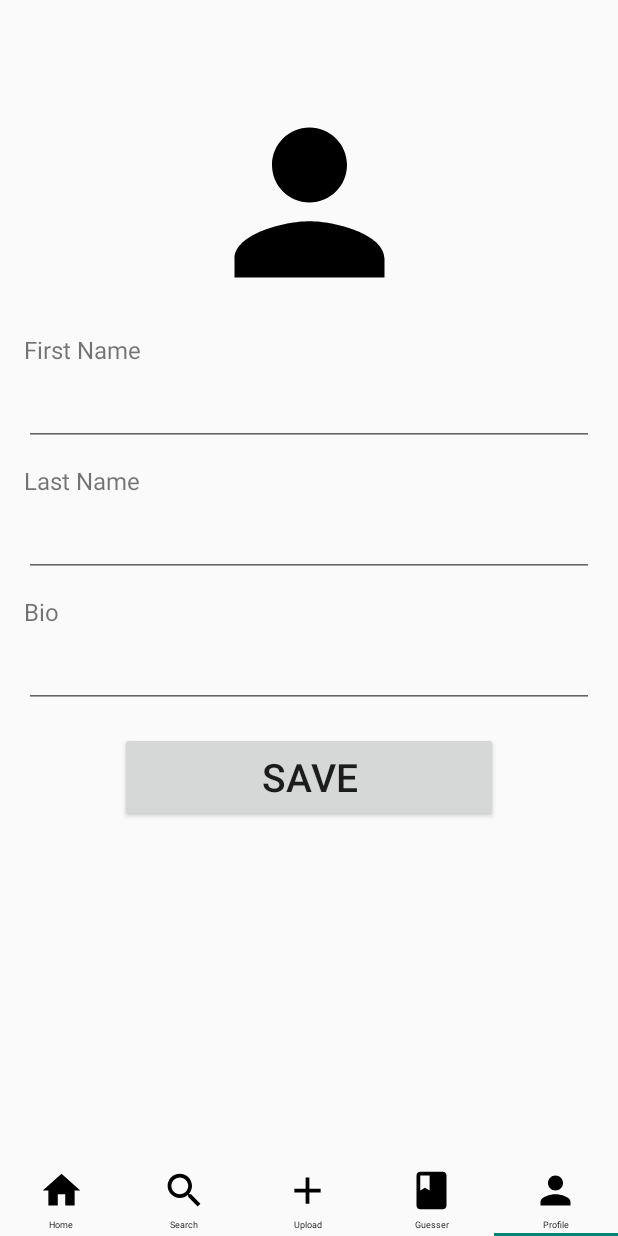
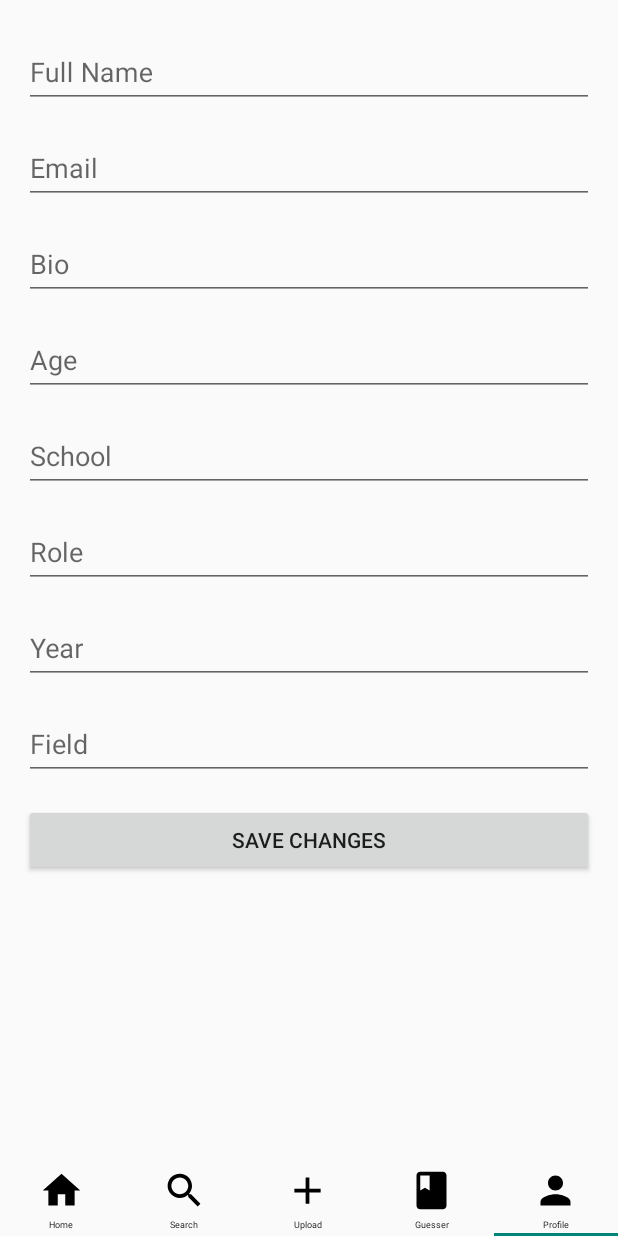
Before and after one commit to bperdija/Cell-Identifier, an Android app built with Jetpack Compose: the HomeFragment screen opened directly, with no data from a screen before it, item 5 of the bottom bar chosen, on a phone screen of 412 x 824 dp. Run offline under Robolectric (Android 15) with nearby library versions, the phone set to English and light mode, and no system bars; our stand-ins replace Firebase (no records; nobody signed in at launch, a user with empty details on screens opened directly); 9 statements that could not run were skipped.

Commit message:
user can now add in their profile information upon sign up and they can view their profile information within the app

```diff
--- a/app/src/main/java/com/example/cell_identifier/ProfileFragment.kt
+++ b/app/src/main/java/com/example/cell_identifier/ProfileFragment.kt
@@ -10,8 +10,11 @@ import android.widget.TextView
 import android.widget.Toast
 import androidx.fragment.app.Fragment
 import com.google.firebase.auth.FirebaseAuth
+import com.google.firebase.database.DataSnapshot
+import com.google.firebase.database.DatabaseError
 import com.google.firebase.database.DatabaseReference
 import com.google.firebase.database.FirebaseDatabase
+import com.google.firebase.database.ValueEventListener
 import com.google.firebase.storage.FirebaseStorage
 import com.google.firebase.storage.StorageReference
 
@@ -25,7 +28,18 @@ class ProfileFragment : Fragment() {
     private lateinit var saveButton: Button
     private lateinit var fName: TextView
     private lateinit var lName: TextView
+
+    private lateinit var fullName: TextView
+    private lateinit var email: TextView
     private lateinit var bio: TextView
+    private lateinit var age: TextView
+    private lateinit var school: TextView
+    private lateinit var role: TextView
+    private lateinit var year: TextView
+    private lateinit var field: TextView
+
+    private lateinit var uid: String
+    private lateinit var user: User
 
     override fun onCreateView(
         inflater: LayoutInflater, container: ViewGroup?,
@@ -33,18 +47,26 @@ class ProfileFragment : Fragment() {
     ): View {
         val view = inflater.inflate(R.layout.fragment_profile, container, false)
 
+        fullName = view.findViewById(R.id.fullNameEt)
+        email = view.findViewById(R.id.emailEt)
+        bio = view.findViewById(R.id.bioEt)
+        age = view.findViewById(R.id.ageEt)
+        school = view.findViewById(R.id.schoolEt)
+        role = view.findViewById(R.id.roleEt)
+        year = view.findViewById(R.id.yearEt)
+        field = view.findViewById(R.id.fieldEt)
+        saveButton = view.findViewById(R.id.submit_button)
+
         // Initialize Firebase Auth, Database, etc.
         auth = FirebaseAuth.getInstance()
-        val uid = auth.currentUser?.uid
+        uid = auth.currentUser?.uid.toString()
         databaseReference = FirebaseDatabase.getInstance().getReference("Users")
-
-        saveButton = view.findViewById(R.id.saveBtn)
-        fName = view.findViewById(R.id.etFirstName)
-        lName = view.findViewById(R.id.etLastName)
-        bio = view.findViewById(R.id.etBio)
+        if (uid.isNotEmpty()) {
+            getUserData()
+        }
 
         saveButton.setOnClickListener {
-            //saveProfile(uid)
+            //updateProfile(uid)
         }
 
         // Set default image URI
@@ -53,22 +75,52 @@ class ProfileFragment : Fragment() {
         return view
     }
 
-//    private fun saveProfile(uid: String?) {
-//        val firstName = fName.text.toString()
-//        val lastName = lName.text.toString()
-//        val bio = bio.text.toString()
-//
-//        val user = User(firstName, lastName, bio, age, school, role, year, field)
-//        if (uid != null) {
-//            databaseReference.child(uid).setValue(user).addOnCompleteListener {
-//                if (it.isSuccessful) {
-//                    uploadProfilePic()
-//                } else {
-//                    Toast.makeText(context, "Failed to update profile", Toast.LENGTH_SHORT).show()
-//                }
-//            }
-//        }
-//    }
+    private fun getUserData() {
+        databaseReference.child(uid).addValueEventListener(object: ValueEventListener {
+            override fun onDataChange(snapshot: DataSnapshot) {
+
+                user = snapshot.getValue(User::class.java)!!
+                fullName.setText(user.firstName + " " + user.lastName)
+                email.setText(user.email )
+                bio.setText(user.bio )
+                age.setText(user.age.toString() )
+                school.setText(user.school )
+                role.setText(user.role )
+                year.setText(user.year.toString() )
+                field.setText(user.field )
+
+            }
+
+            override fun onCancelled(error: DatabaseError) {
+                TODO("Not yet implemented")
+            }
+
+        })
+    }
+
+    private fun updateProfile(uid: String?) {
+        val firstName = fName.text.toString()
+        val lastName = lName.text.toString()
+        val email = email.text.toString()
+        val bio = bio.text.toString()
+        val age = age.text.toString().toIntOrNull() ?: 0
+        val school = school.text.toString()
+        val role = role.text.toString()
+        val year = year.text.toString().toIntOrNull() ?: 0
+        val field = field.text.toString()
+
+
+        val user = User(firstName, lastName, email, bio, age, school, role, year, field)
+        if (uid != null) {
+            databaseReference.child(uid).setValue(user).addOnCompleteListener {
+                if (it.isSuccessful) {
+                    uploadProfilePic()
+                } else {
+                    Toast.makeText(context, "Failed to update profile", Toast.LENGTH_SHORT).show()
+                }
+            }
+        }
+    }
 
     private fun uploadProfilePic() {
         storageReference = FirebaseStorage.getInstance().getReference("Users/${auth.currentUser?.uid}")
--- a/app/src/main/java/com/example/cell_identifier/User.kt
+++ b/app/src/main/java/com/example/cell_identifier/User.kt
@@ -1,3 +1,13 @@
 package com.example.cell_identifier
 
-data class User(var firstName: String, var lastName: String,var email: String, var bio: String, var age: Int, var school: String, var role: String, var year: Int, var field: String)
+data class User(
+    var firstName: String = "",
+    var lastName: String = "",
+    var email: String = "",
+    var bio: String = "",
+    var age: Int = 0,
+    var school: String = "",
+    var role: String = "",
+    var year: Int = 0,
+    var field: String = ""
+)
--- a/app/src/main/res/layout/fragment_profile.xml
+++ b/app/src/main/res/layout/fragment_profile.xml
@@ -1,102 +1,170 @@
 <?xml version="1.0" encoding="utf-8"?>
-<androidx.constraintlayout.widget.ConstraintLayout xmlns:android="http://schemas.android.com/apk/res/android"
+<ScrollView xmlns:android="http://schemas.android.com/apk/res/android"
+    android:layout_width="match_parent"
+    android:layout_height="match_parent"
+    android:fillViewport="true">
+
+    <androidx.constraintlayout.widget.ConstraintLayout
         xmlns:app="http://schemas.android.com/apk/res-auto"
         xmlns:tools="http://schemas.android.com/tools"
         android:layout_width="match_parent"
-    android:layout_height="match_parent"
+        android:layout_height="wrap_content"
         tools:context=".ProfileFragment">
 
-    <de.hdodenhof.circleimageview.CircleImageView
-        android:id="@+id/profile_image"
-        android:layout_width="150dp"
-        android:layout_height="150dp"
-        android:layout_marginTop="60dp"
-        android:src="@drawable/ic_person"
-        app:civ_border_color="#FF000000"
-        app:layout_constraintEnd_toEndOf="parent"
-        app:layout_constraintHorizontal_bias="0.5"
+        <!-- Full Name Field -->
+        <com.google.android.material.textfield.TextInputLayout
+            android:id="@+id/fullNameLayout"
+            android:layout_width="0dp"
+            android:layout_height="wrap_content"
+            android:layout_marginTop="16dp"
+            android:layout_marginHorizontal="16dp"
+            app:layout_constraintTop_toTopOf="parent"
             app:layout_constraintStart_toStartOf="parent"
-        app:layout_constraintTop_toTopOf="parent" />
+            app:layout_constraintEnd_toEndOf="parent">
+            <com.google.android.material.textfield.TextInputEditText
+                android:id="@+id/fullNameEt"
+                android:layout_width="match_parent"
+                android:layout_height="wrap_content"
+                android:hint="Full Name"
+                android:inputType="textPersonName" />
+        </com.google.android.material.textfield.TextInputLayout>
 
 
-    <TextView
-        android:id="@+id/tvFirstName"
-        android:layout_width="wrap_content"
+        <!-- email Field -->
+        <com.google.android.material.textfield.TextInputLayout
+            android:id="@+id/emailLayout"
+            android:layout_width="0dp"
             android:layout_height="wrap_content"
-        android:layout_marginStart="16dp"
-        android:layout_marginTop="12dp"
-        android:text="First Name"
-        android:textSize="16dp"
+            android:layout_marginTop="8dp"
+            android:layout_marginHorizontal="16dp"
+            app:layout_constraintTop_toBottomOf="@id/fullNameLayout"
             app:layout_constraintStart_toStartOf="parent"
-        app:layout_constraintTop_toBottomOf="@+id/profile_image" />
-
-    <EditText
-        android:id="@+id/etFirstName"
+            app:layout_constraintEnd_toEndOf="parent">
+            <com.google.android.material.textfield.TextInputEditText
+                android:id="@+id/emailEt"
                 android:layout_width="match_parent"
                 android:layout_height="wrap_content"
+                android:hint="Email"
+                android:inputType="textEmailAddress" />
+        </com.google.android.material.textfield.TextInputLayout>
+
+        <!-- Bio Field -->
+        <com.google.android.material.textfield.TextInputLayout
+            android:id="@+id/bioLayout"
+            android:layout_width="0dp"
+            android:layout_height="wrap_content"
+            android:layout_marginTop="8dp"
             android:layout_marginHorizontal="16dp"
-        android:layout_marginTop="8dp"
-        app:layout_constraintEnd_toEndOf="parent"
-        app:layout_constraintHorizontal_bias="0.5"
+            app:layout_constraintTop_toBottomOf="@id/emailLayout"
             app:layout_constraintStart_toStartOf="parent"
-        app:layout_constraintTop_toBottomOf="@+id/tvFirstName" />
-
-    <TextView
-        android:id="@+id/tvLastName"
-        android:layout_width="wrap_content"
-        android:layout_height="wrap_content"
-        android:layout_marginStart="16dp"
-        android:layout_marginTop="12dp"
-        android:text="Last Name"
-        android:textSize="16dp"
-        app:layout_constraintStart_toStartOf="parent"
-        app:layout_constraintTop_toBottomOf="@+id/etFirstName" />
-
-    <EditText
-        android:id="@+id/etLastName"
+            app:layout_constraintEnd_toEndOf="parent">
+            <com.google.android.material.textfield.TextInputEditText
+                android:id="@+id/bioEt"
                 android:layout_width="match_parent"
                 android:layout_height="wrap_content"
+                android:hint="Bio"
+                android:inputType="textMultiLine" />
+        </com.google.android.material.textfield.TextInputLayout>
+
+        <!-- Age Field -->
+        <com.google.android.material.textfield.TextInputLayout
+            android:id="@+id/ageLayout"
+            android:layout_width="0dp"
+            android:layout_height="wrap_content"
+            android:layout_marginTop="8dp"
             android:layout_marginHorizontal="16dp"
-        android:layout_marginTop="8dp"
-        app:layout_constraintEnd_toEndOf="parent"
-        app:layout_constraintHorizontal_bias="0.5"
+            app:layout_constraintTop_toBottomOf="@id/bioLayout"
             app:layout_constraintStart_toStartOf="parent"
-        app:layout_constraintTop_toBottomOf="@+id/tvLastName" />
-
-    <TextView
-        android:id="@+id/tvBio"
-        android:layout_width="wrap_content"
-        android:layout_height="wrap_content"
-        android:layout_marginStart="16dp"
-        android:layout_marginTop="12dp"
-        android:text="Bio"
-        android:textSize="16dp"
-        app:layout_constraintStart_toStartOf="parent"
-        app:layout_constraintTop_toBottomOf="@+id/etLastName" />
-
-    <EditText
-        android:id="@+id/etBio"
+            app:layout_constraintEnd_toEndOf="parent">
+            <com.google.android.material.textfield.TextInputEditText
+                android:id="@+id/ageEt"
                 android:layout_width="match_parent"
                 android:layout_height="wrap_content"
+                android:hint="Age"
+                android:inputType="number" />
+        </com.google.android.material.textfield.TextInputLayout>
+
+        <!-- School Field -->
+        <com.google.android.material.textfield.TextInputLayout
+            android:id="@+id/schoolLayout"
+            android:layout_width="0dp"
+            android:layout_height="wrap_content"
+            android:layout_marginTop="8dp"
             android:layout_marginHorizontal="16dp"
+            app:layout_constraintTop_toBottomOf="@id/ageLayout"
+            app:layout_constraintStart_toStartOf="parent"
+            app:layout_constraintEnd_toEndOf="parent">
+            <com.google.android.material.textfield.TextInputEditText
+                android:id="@+id/schoolEt"
+                android:layout_width="match_parent"
+                android:layout_height="wrap_content"
+                android:hint="School"
+                android:inputType="text" />
+        </com.google.android.material.textfield.TextInputLayout>
+
+        <!-- Role Field -->
+        <com.google.android.material.textfield.TextInputLayout
+            android:id="@+id/roleLayout"
+            android:layout_width="0dp"
+            android:layout_height="wrap_content"
             android:layout_marginTop="8dp"
-        app:layout_constraintEnd_toEndOf="parent"
-        app:layout_constraintHorizontal_bias="0.5"
+            android:layout_marginHorizontal="16dp"
+            app:layout_constraintTop_toBottomOf="@id/schoolLayout"
             app:layout_constraintStart_toStartOf="parent"
-        app:layout_constraintTop_toBottomOf="@+id/tvBio" />
+            app:layout_constraintEnd_toEndOf="parent">
+            <com.google.android.material.textfield.TextInputEditText
+                android:id="@+id/roleEt"
+                android:layout_width="match_parent"
+                android:layout_height="wrap_content"
+                android:hint="Role"
+                android:inputType="text" />
+        </com.google.android.material.textfield.TextInputLayout>
 
-    <Button
-        android:id="@+id/saveBtn"
+        <!-- Year Field -->
+        <com.google.android.material.textfield.TextInputLayout
+            android:id="@+id/yearLayout"
+            android:layout_width="0dp"
+            android:layout_height="wrap_content"
+            android:layout_marginTop="8dp"
+            android:layout_marginHorizontal="16dp"
+            app:layout_constraintTop_toBottomOf="@id/roleLayout"
+            app:layout_constraintStart_toStartOf="parent"
+            app:layout_constraintEnd_toEndOf="parent">
+            <com.google.android.material.textfield.TextInputEditText
+                android:id="@+id/yearEt"
                 android:layout_width="match_parent"
-        android:layout_height="60dp"
-        android:layout_marginHorizontal="80dp"
-        android:layout_marginTop="16dp"
-        android:text="Save"
-        android:textSize="26sp"
-        app:layout_constraintEnd_toEndOf="parent"
-        app:layout_constraintHorizontal_bias="0.5"
+                android:layout_height="wrap_content"
+                android:hint="Year"
+                android:inputType="number" />
+        </com.google.android.material.textfield.TextInputLayout>
+
+        <!-- Field of Study or Work Field -->
+        <com.google.android.material.textfield.TextInputLayout
+            android:id="@+id/fieldLayout"
+            android:layout_width="0dp"
+            android:layout_height="wrap_content"
+            android:layout_marginTop="8dp"
+            android:layout_marginHorizontal="16dp"
+            app:layout_constraintTop_toBottomOf="@id/yearLayout"
             app:layout_constraintStart_toStartOf="parent"
-        app:layout_constraintTop_toBottomOf="@+id/etBio" />
+            app:layout_constraintEnd_toEndOf="parent">
+            <com.google.android.material.textfield.TextInputEditText
+                android:id="@+id/fieldEt"
+                android:layout_width="match_parent"
+                android:layout_height="wrap_content"
+                android:hint="Field"
+                android:inputType="text" />
+        </com.google.android.material.textfield.TextInputLayout>
 
+        <androidx.appcompat.widget.AppCompatButton
+            android:id="@+id/submit_button"
+            android:layout_width="match_parent"
+            android:layout_height="wrap_content"
+            android:layout_margin="16dp"
+            android:text="Save Changes"
+            app:layout_constraintTop_toBottomOf="@id/fieldLayout"
+            app:layout_constraintStart_toStartOf="parent"
+            app:layout_constraintEnd_toEndOf="parent" />
 
     </androidx.constraintlayout.widget.ConstraintLayout>
+</ScrollView>
```
Lines whose indentation alone changed are shown as unchanged.
